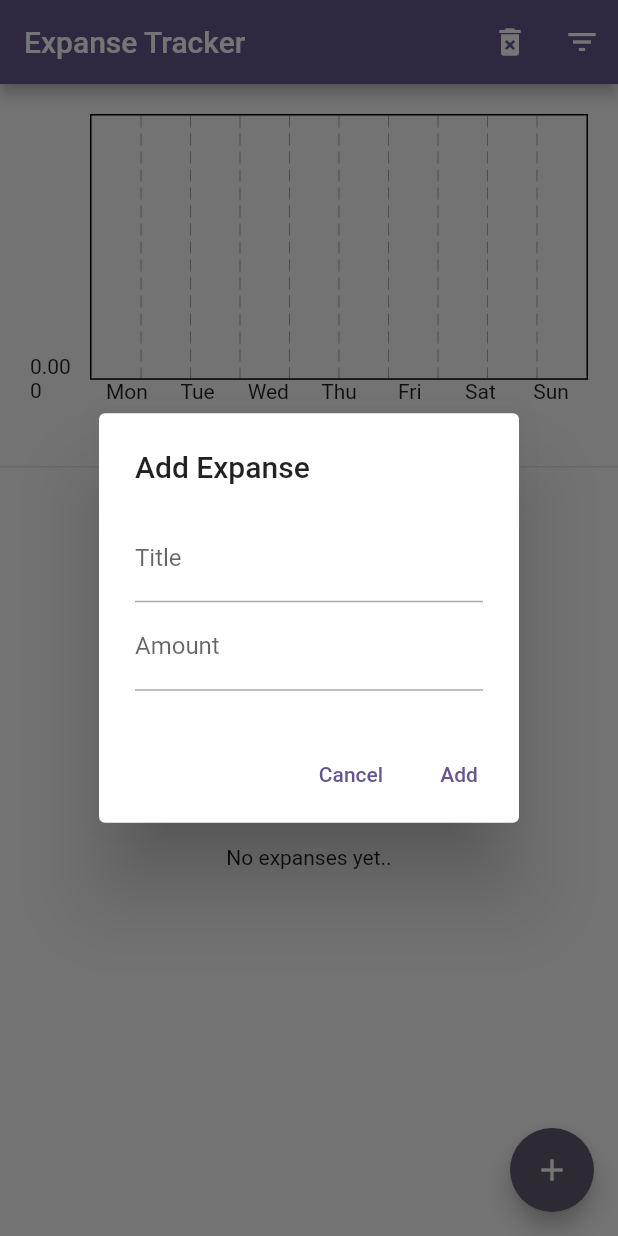
After one commit to azizbek123411/tracker, a Flutter app: the screen it shows after launch, after a tap on the "add" icon, on a phone screen of 412 x 824 dp. The commit adds this screen. Run offline on Flutter 3.47's test engine with Material 3 defaults, Android fonts, the phone set to English and light mode, and no system bars; drawn by our look-alikes of fl_chart; our stand-ins replace flutter_riverpod, hive, hive_flutter; accounts and stored records are empty.

Commit message:
refactor: remove category model and update expanse model handling in dialogs

```diff
--- a/lib/main.dart
+++ b/lib/main.dart
@@ -1,7 +1,6 @@
 import 'package:flutter/material.dart';
 import 'package:flutter_riverpod/flutter_riverpod.dart';
 import 'package:hive_flutter/hive_flutter.dart';
-import 'package:tracker/repo/models/category.dart';
 
 import 'repo/models/expanse_model.dart';
 import 'view/pages/home_page.dart';
--- a/lib/view/pages/home_page.dart
+++ b/lib/view/pages/home_page.dart
@@ -2,10 +2,11 @@ import 'package:flutter/material.dart';
 import 'package:flutter_riverpod/flutter_riverpod.dart';
 import 'package:tracker/controller/provider/expanse_provider.dart';
 import 'package:tracker/controller/provider/fliter_provider.dart';
-import 'package:tracker/repo/models/category.dart';
 import 'package:tracker/repo/models/expanse_model.dart';
 import 'package:tracker/view/widgets/stats_widget.dart';
 import 'package:uuid/uuid.dart';
+
+import '../widgets/expanse_dialog.dart';
 
 class HomePage extends ConsumerWidget {
   const HomePage({super.key});
@@ -124,49 +125,18 @@ class HomePage extends ConsumerWidget {
 
     showDialog(
       context: context,
-      builder: (context) => AlertDialog(
-        title: Text(isEdit ? "Edit Expanse" : "Add Expanse"),
-        content: Column(
-          mainAxisSize: MainAxisSize.min,
-          children: [
-            TextField(
-              controller: titleController,
-              decoration: InputDecoration(labelText: "Title"),
-            ),
-            TextField(
-              controller: amountController,
-              keyboardType: TextInputType.numberWithOptions(),
-              decoration: InputDecoration(labelText: "Amount"),
-            ),
-          ],
+      builder: (context) =>ExpanseDialog(
+        isEdit: isEdit,
+        expanse: expanse ?? ExpanseModel(
+          id: Uuid().v4(),
+          title: titleController.text.trim(),
+          amount:  double.tryParse(amountController.text.trim()) ?? 0.0,
+          date: DateTime.now(),
+
         ),
-        actions: [
-          TextButton(
-            child: Text('Cancel'),
-            onPressed: () => Navigator.pop(context),
-          ),
-          TextButton(
-            onPressed: () {
-              final title = titleController.text.trim();
-              final amount =
-                  double.tryParse(amountController.text.trim()) ?? 0.0;
-              if (title.isEmpty || amount <= 0) return;
-
-              final newExpanse = ExpanseModel(
-                  id: isEdit ? expanse!.id : Uuid().v4(),
-                  title: title,
-                  amount: amount,
-                  date: DateTime.now(), categoryType: CategoryType.food);
-              if (isEdit) {
-                ref.read(expanseProvider.notifier).updateExpanse(newExpanse);
-              } else {
-                ref.read(expanseProvider.notifier).addExpanse(newExpanse);
-              }
-              Navigator.pop(context);
-            },
-            child: Text(isEdit ? "Update" : "Add"),
-          ),
-        ],
+        titleController: titleController,
+        amountController: amountController,
+        ref: ref,
       ),
     );
   }
--- /dev/null
+++ b/lib/view/widgets/expanse_dialog.dart
@@ -0,0 +1,70 @@
+import 'package:flutter/material.dart';
+import 'package:flutter_riverpod/flutter_riverpod.dart';
+import 'package:tracker/repo/models/expanse_model.dart';
+import 'package:uuid/uuid.dart';
+
+import '../../controller/provider/expanse_provider.dart';
+
+class ExpanseDialog extends StatelessWidget {
+  final bool isEdit;
+  final ExpanseModel expanse;
+  final TextEditingController titleController;
+  final TextEditingController amountController;
+  final WidgetRef ref;
+  const ExpanseDialog({
+    super.key,
+    required this.isEdit,
+    required this.expanse,
+    required this.titleController,
+    required this.amountController,
+    required this.ref,
+  });
+
+  @override
+  Widget build(BuildContext context) {
+    return AlertDialog(
+      title: Text(isEdit ? "Edit Expanse" : "Add Expanse"),
+      content: Column(
+        mainAxisSize: MainAxisSize.min,
+        children: [
+          TextField(
+            controller: titleController,
+            decoration: InputDecoration(labelText: "Title"),
+          ),
+          TextField(
+            controller: amountController,
+            keyboardType: TextInputType.numberWithOptions(),
+            decoration: InputDecoration(labelText: "Amount"),
+          ),
+        ],
+      ),
+      actions: [
+        TextButton(
+          child: Text('Cancel'),
+          onPressed: () => Navigator.pop(context),
+        ),
+        TextButton(
+          onPressed: () {
+            final title = titleController.text.trim();
+            final amount = double.tryParse(amountController.text.trim()) ?? 0.0;
+            if (title.isEmpty || amount <= 0) return;
+
+            final newExpanse = ExpanseModel(
+                id: isEdit ? expanse.id : Uuid().v4(),
+                title: title,
+                amount: amount,
+                date: DateTime.now(),
+                );
+            if (isEdit) {
+              ref.read(expanseProvider.notifier).updateExpanse(newExpanse);
+            } else {
+              ref.read(expanseProvider.notifier).addExpanse(newExpanse);
+            }
+            Navigator.pop(context);
+          },
+          child: Text(isEdit ? "Update" : "Add"),
+        ),
+      ],
+    );
+  }
+}
```
Also changed, not shown: lib/repo/models/category.dart (deleted, +0 -47 lines), lib/repo/models/expanse_model.dart (+6 -6 lines), lib/repo/models/expanse_model.g.dart.
